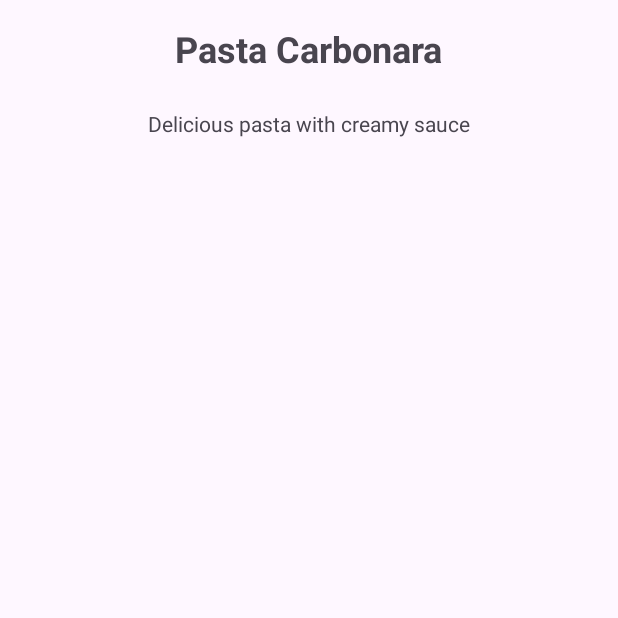
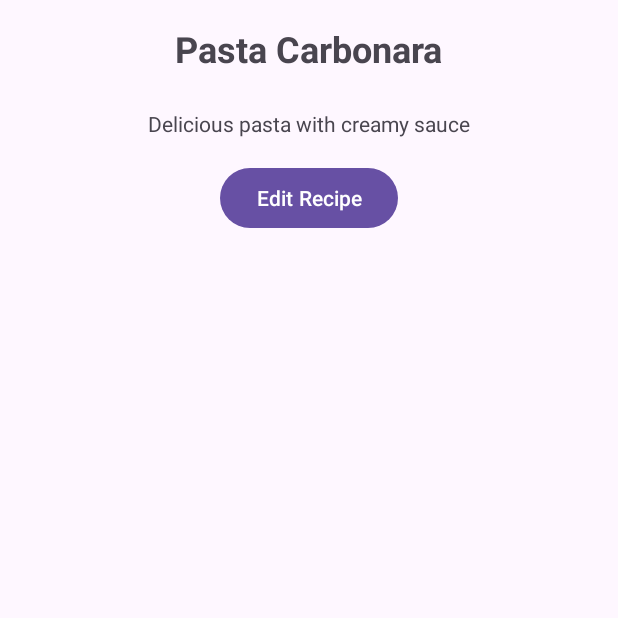
Before and after one commit to Kian2002/INFO-3245, an Android app: the screen it shows after launch (RecipeDetailActivity), after a tap on "Pasta Carbonara", on a phone screen of 412 x 824 dp, the top half of it. Run offline under Robolectric (Android 15) with nearby library versions, the phone set to English and light mode, and no system bars.

Commit message:
Update activity_recipe_detail.xml
added "Edit Recipe" buttom

```diff
--- a/app/src/main/res/layout/activity_recipe_detail.xml
+++ b/app/src/main/res/layout/activity_recipe_detail.xml
@@ -24,5 +24,13 @@
         android:layout_below="@id/titleTextView"
         android:layout_centerHorizontal="true"
         android:layout_marginTop="8dp" />
+    <Button
+        android:id="@+id/editButton"
+        android:layout_width="wrap_content"
+        android:layout_height="wrap_content"
+        android:text="Edit Recipe"
+        android:layout_below="@id/descriptionTextView"
+        android:layout_centerHorizontal="true"
+        android:layout_marginTop="16dp"/>
 
 </RelativeLayout>
```
